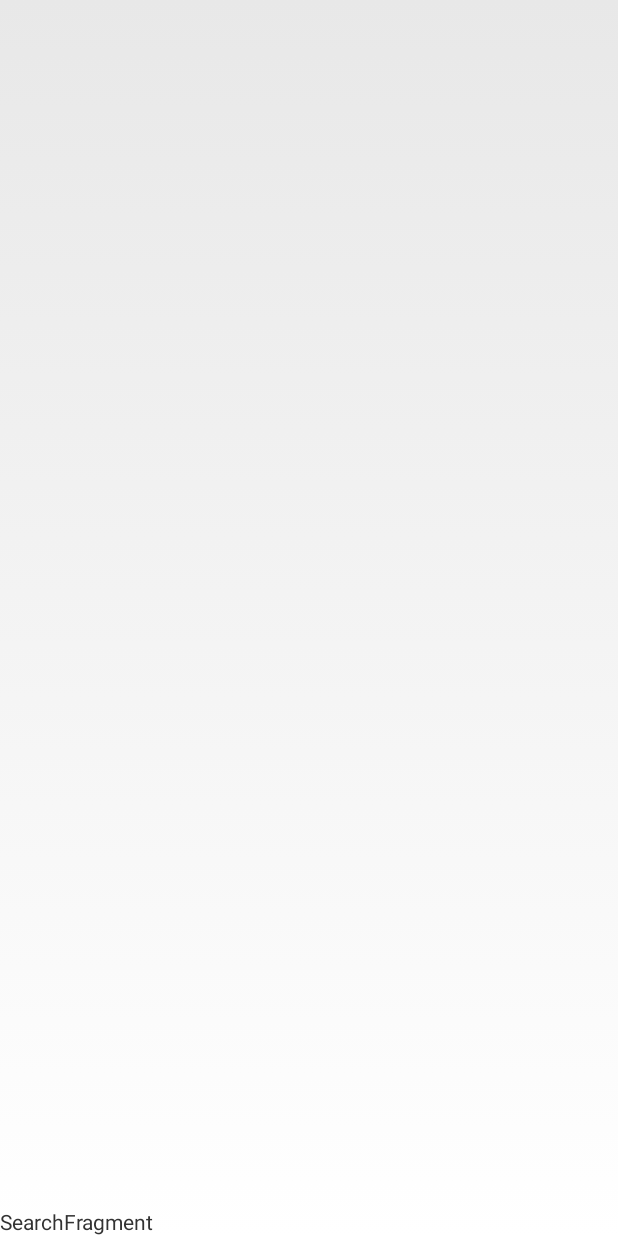
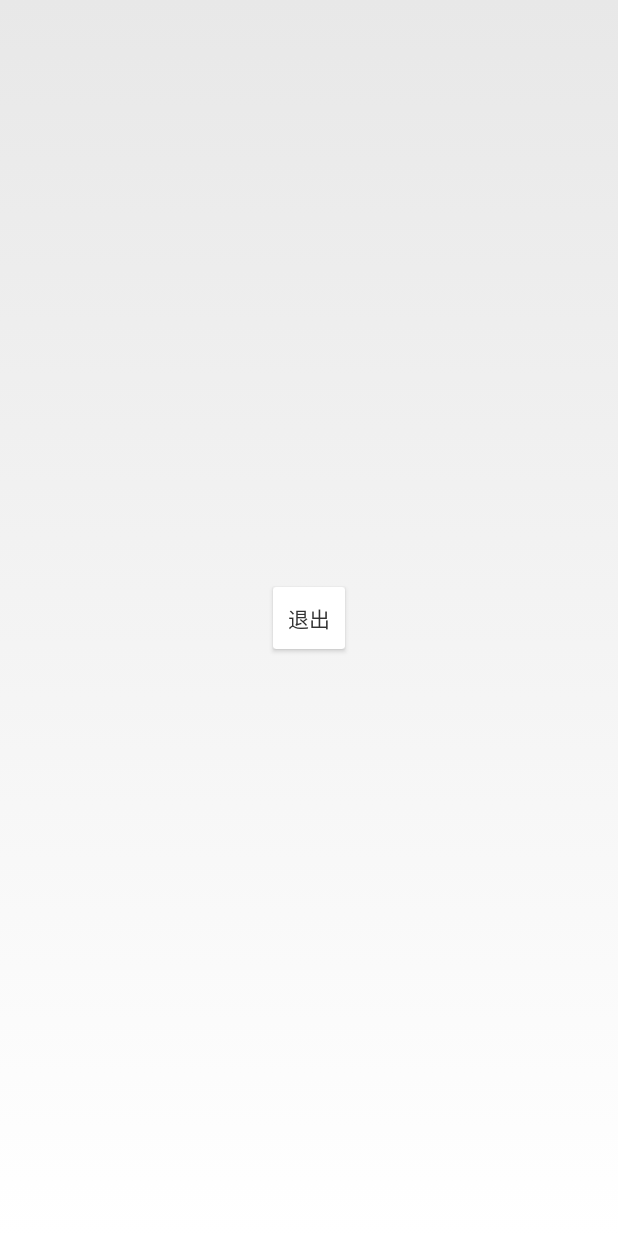
Before and after one commit to BluesDragon/BIS, an Android app: the fragment SettingFragment shown on its own in the app's theme, on a phone screen of 412 x 824 dp. Run offline under Robolectric (Android 15) with nearby library versions, the phone set to English and light mode, and no system bars.

Commit message:
添加了账户等数据库相关
Signed-off-by: ygl <283536411@qq.com>

```diff
--- a/app/src/main/AndroidManifest.xml
+++ b/app/src/main/AndroidManifest.xml
@@ -33,7 +33,7 @@
 
         <provider
             android:name=".db.login.LoginContentProvider"
-            android:authorities="com.yangmiao.bis.db.provider"
+            android:authorities="com.yangmiao.bis.login.provider"
             android:exported="false" />
         <provider
             android:name=".db.account.AccountContentProvider"
--- a/app/src/main/java/com/yangmiao/bis/WelcomActivity.java
+++ b/app/src/main/java/com/yangmiao/bis/WelcomActivity.java
@@ -9,6 +9,8 @@ import android.os.Bundle;
 import android.os.Handler;
 import android.os.Message;
 import android.widget.ImageView;
+
+import com.yangmiao.bis.db.login.LoginContentProvider;
 
 public class WelcomActivity extends Activity {
 
@@ -23,7 +25,7 @@ public class WelcomActivity extends Activity {
             super.handleMessage(msg);
             switch (msg.what) {
                 case FINISH:
-                    if(LoginActivity.isLogin(WelcomActivity.this)){
+                    if(LoginContentProvider.isLogin(WelcomActivity.this)){
                         startActivity(new Intent(WelcomActivity.this, MainActivity.class));
                     } else {
                         startActivity(new Intent(WelcomActivity.this, LoginActivity.class));
--- a/app/src/main/java/com/yangmiao/bis/fragment/SettingFragment.java
+++ b/app/src/main/java/com/yangmiao/bis/fragment/SettingFragment.java
@@ -1,16 +1,23 @@
 package com.yangmiao.bis.fragment;
 
+import android.content.Intent;
 import android.os.Bundle;
 import android.support.annotation.Nullable;
 import android.support.v4.app.Fragment;
 import android.view.LayoutInflater;
 import android.view.View;
 import android.view.ViewGroup;
+import android.widget.TextView;
 
+import com.yangmiao.bis.LoginActivity;
 import com.yangmiao.bis.R;
+import com.yangmiao.bis.db.login.LoginContentProvider;
 import com.yangmiao.bis.util.LogUtil;
+import com.yangmiao.bis.util.ViewScaleInjector;
 
-public class SettingFragment extends Fragment{
+public class SettingFragment extends Fragment implements View.OnClickListener {
+
+    private TextView setting_btn_logout;
 
     @Override
     public void onCreate(@Nullable Bundle savedInstanceState) {
@@ -23,10 +30,23 @@ public class SettingFragment extends Fragment{
     public View onCreateView(LayoutInflater inflater, @Nullable ViewGroup container, @Nullable Bundle savedInstanceState) {
         log("onCreateView");
         View view = inflater.inflate(R.layout.fragment_setting, null);
+        setting_btn_logout = (TextView) view.findViewById(R.id.setting_btn_logout);
+        setting_btn_logout.setOnClickListener(this);
+        ViewScaleInjector.injectClickToBeSmallerIntoView(setting_btn_logout);
         return view;
     }
 
-    private void log(String log){
+    @Override
+    public void onClick(View v) {
+        switch (v.getId()) {
+            case R.id.setting_btn_logout:
+                LoginContentProvider.logout(getActivity());
+                startActivity(new Intent(getActivity(), LoginActivity.class));
+                break;
+        }
+    }
+
+    private void log(String log) {
         LogUtil.d("SettingFragment-->" + log);
     }
 
--- /dev/null
+++ b/app/src/main/res/anim/view_scale_down.xml
@@ -0,0 +1,13 @@
+<?xml version="1.0" encoding="utf-8"?>
+<set xmlns:android="http://schemas.android.com/apk/res/android" >
+
+    <scale
+        android:duration="100"
+        android:fromXScale="1.0"
+        android:fromYScale="1.0"
+        android:pivotX="50%"
+        android:pivotY="50%"
+        android:toXScale="0.9"
+        android:toYScale="0.9" />
+
+</set>
--- /dev/null
+++ b/app/src/main/res/anim/view_scale_up.xml
@@ -0,0 +1,13 @@
+<?xml version="1.0" encoding="utf-8"?>
+<set xmlns:android="http://schemas.android.com/apk/res/android" >
+
+    <scale
+        android:duration="100"
+        android:fromXScale="0.9"
+        android:fromYScale="0.9"
+        android:pivotX="50%"
+        android:pivotY="50%"
+        android:toXScale="1.0"
+        android:toYScale="1.0" />
+
+</set>
--- a/app/src/main/res/layout/fragment_setting.xml
+++ b/app/src/main/res/layout/fragment_setting.xml
@@ -1,13 +1,27 @@
 <?xml version="1.0" encoding="utf-8"?>
 <RelativeLayout xmlns:android="http://schemas.android.com/apk/res/android"
+    xmlns:card_view="http://schemas.android.com/apk/res-auto"
     android:layout_width="match_parent"
     android:layout_height="match_parent"
     android:orientation="vertical">
 
-    <TextView
+    <android.support.v7.widget.CardView
         android:layout_width="wrap_content"
         android:layout_height="wrap_content"
-        android:layout_alignParentBottom="true"
-        android:text="SearchFragment" />
+        android:layout_centerInParent="true"
+        android:layout_marginLeft="5dip"
+        android:layout_weight="1"
+        card_view:cardCornerRadius="2dip"
+        card_view:cardUseCompatPadding="true">
+
+        <TextView
+            android:id="@+id/setting_btn_logout"
+            android:layout_width="wrap_content"
+            android:padding="10dip"
+            android:layout_height="wrap_content"
+            android:layout_centerInParent="true"
+            android:text="退出" />
+
+    </android.support.v7.widget.CardView>
 
 </RelativeLayout>
```
Also changed, not shown: app/src/main/java/com/yangmiao/bis/LoginActivity.java (+9 -24 lines), app/src/main/java/com/yangmiao/bis/db/login/LoginContentProvider.java (+37 -0 lines), app/src/main/java/com/yangmiao/bis/util/SpUtils.java (+7 -0 lines), app/src/main/java/com/yangmiao/bis/util/ViewScaleInjector.java (added, +72 -0 lines), 1 other file.
